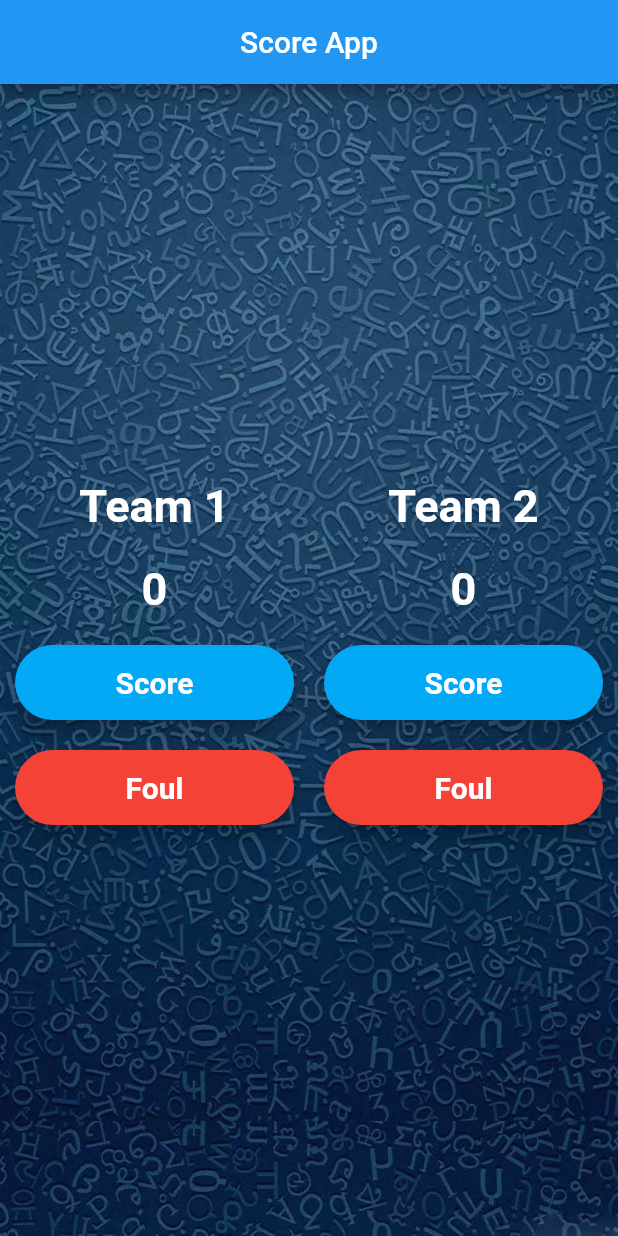
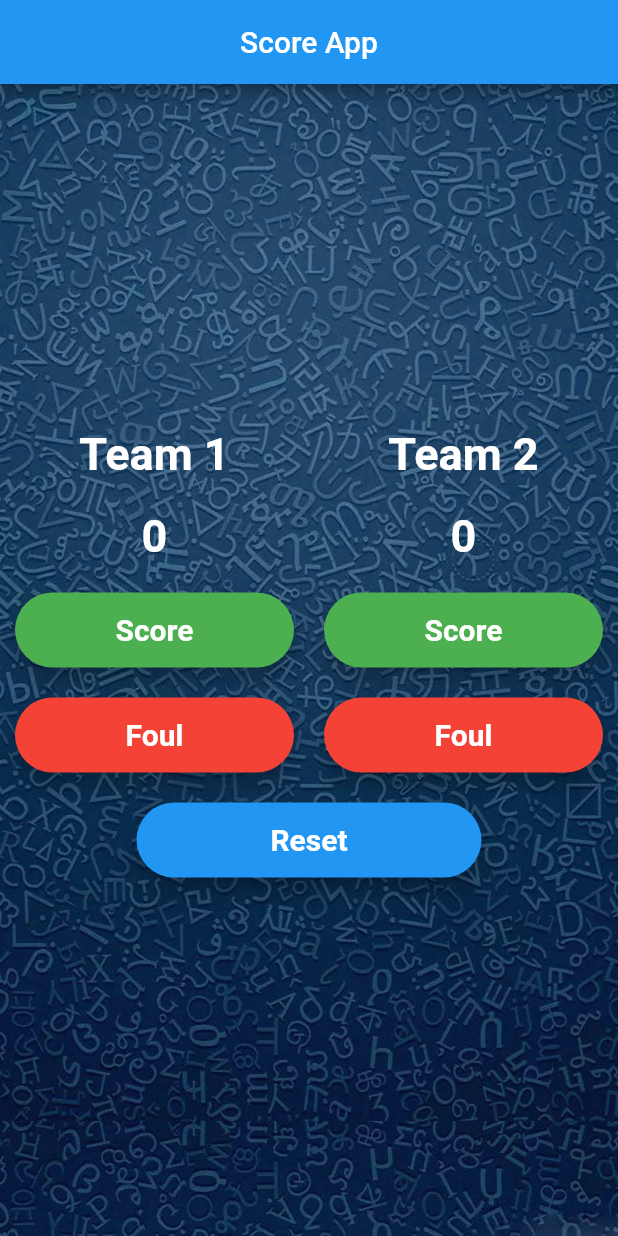
Before and after one commit to tijojose27/score_app_flutter, a Flutter app: the screen it shows after launch, after a tap on "Score", after a tap on "Foul", on a phone screen of 412 x 824 dp. Run offline on Flutter 3.47's test engine with Material 2 defaults, Android fonts, the phone set to English and light mode, and no system bars.

Commit message:
CLEANED UP CODE

```diff
--- a/lib/main.dart
+++ b/lib/main.dart
@@ -2,6 +2,10 @@ import 'package:flutter/material.dart';
 
 int score1 = 0;
 int score2 = 0;
+
+var team1Widget = ScoreApp( "Team 1", 1);
+var team2Widget = ScoreApp("Team 2", 2);
+
 void main() {
   runApp(MaterialApp(
     title: ("Score App"),
@@ -14,12 +18,14 @@ void main() {
         decoration: BoxDecoration(
             image: DecorationImage(
                 image: AssetImage("images/background.jpg"), fit: BoxFit.cover)),
-        child: Row(
+        child: Column(
+          mainAxisAlignment: MainAxisAlignment.center,
           children: <Widget>[
-            Expanded(child: ScoreApp(score1, 'Team 1')),
-            Expanded(
-              child: ScoreApp(score2, "Team 2"),
-            ),
+            Row(children: <Widget>[
+              Expanded(child: team1Widget),
+              Expanded(child: team2Widget),
+            ]),
+            ResetBtn()
           ],
         ),
       ),
@@ -27,11 +33,18 @@ void main() {
   ));
 }
 
+////////////////////////////////////////////////////////////////////////////////
+//WIDGETS START HERE
+////////////////////////////////////////////////////////////////////////////////
+
 class ScoreApp extends StatefulWidget {
   String teamtextView;
-  int score;
+  int team;
 
-  ScoreApp(this.score, this.teamtextView);
+  ScoreApp(this.teamtextView, this.team);
+
+  static _ScoreApp of(BuildContext context) =>
+      context.ancestorStateOfType(const TypeMatcher<_ScoreApp>());
 
   @override
   State<StatefulWidget> createState() {
@@ -40,6 +53,9 @@ class ScoreApp extends StatefulWidget {
 }
 
 class _ScoreApp extends State<ScoreApp> {
+
+
+
   @override
   Widget build(BuildContext context) {
     return Column(
@@ -48,11 +64,8 @@ class _ScoreApp extends State<ScoreApp> {
         TeamTextView(widget.teamtextView),
         Padding(
             padding: EdgeInsets.only(bottom: 10.0),
-            child: Text("${widget.score}",
-                style: TextStyle(
-                    fontSize: 30.0,
-                    fontWeight: FontWeight.bold,
-                    color: Colors.white))),
+            child: ScoreTextView(widget.team)
+        ),
         Padding(
             padding: EdgeInsets.all(10.0),
             child: Container(
@@ -61,10 +74,10 @@ class _ScoreApp extends State<ScoreApp> {
                 child: RaisedButton(
                   onPressed: () {
                     setState(() {
-                      widget.score++;
+                      increment(getScore(widget.team), widget.team);
                     });
                   },
-                  color: Colors.lightBlue,
+                  color: Colors.green,
                   elevation: 6.0,
                   splashColor: Colors.blueGrey,
                   shape: new RoundedRectangleBorder(
@@ -85,9 +98,7 @@ class _ScoreApp extends State<ScoreApp> {
                 child: RaisedButton(
                   onPressed: () {
                     setState(() {
-                      if (widget.score - 1 >= 0) {
-                        widget.score--;
-                      }
+                     decrement(getScore(widget.team), widget.team);
                     });
                   },
                   color: Colors.red,
@@ -102,9 +113,25 @@ class _ScoreApp extends State<ScoreApp> {
                         fontWeight: FontWeight.bold,
                         color: Colors.white),
                   ),
-                )))
+                ))),
       ],
     );
+  }
+}
+
+class ScoreTextView extends StatelessWidget{
+
+  int team;
+
+  ScoreTextView(this.team);
+
+  @override
+  Widget build(BuildContext context) {
+    return Text("${getScore(team)}",
+        style: TextStyle(
+            fontSize: 30.0,
+            fontWeight: FontWeight.bold,
+            color: Colors.white));
   }
 }
 
@@ -124,3 +151,74 @@ class TeamTextView extends StatelessWidget {
         ));
   }
 }
+
+class ResetBtn extends StatelessWidget {
+
+  @override
+  Widget build(BuildContext context) {
+    return Padding(
+        padding: EdgeInsets.all(10.0),
+        child: Container(
+            width: 230.0,
+            height: 50.0,
+            child: RaisedButton(
+              onPressed: () {
+                score1 = 0;
+                score2 = 0;
+              },
+              color: Colors.blue,
+              elevation: 6.0,
+              splashColor: Colors.blueGrey,
+              shape: new RoundedRectangleBorder(
+                  borderRadius: BorderRadius.circular(30.0)),
+              child: Text(
+                "Reset",
+                style: TextStyle(
+                    fontSize: 20.0,
+                    fontWeight: FontWeight.bold,
+                    color: Colors.white),
+              ),
+            )));
+  }
+}
+
+////////////////////////////////////////////////////////////////////////////////
+//WIDGETS END HERE
+////////////////////////////////////////////////////////////////////////////////
+
+////////////////////////////////////////////////////////////////////////////////
+//METHODS START HERE
+////////////////////////////////////////////////////////////////////////////////
+
+int increment(score, team) {
+  score++;
+  if (team == 1) {
+    score1++;
+    return score1;
+  }
+  score2++;
+  return score2;
+}
+
+int decrement(score, team){
+  if(score>0){
+    score--;
+  }
+  if(team==1){
+    score1=score;
+    return score1;
+  }
+  score2 = score;
+  return score;
+}
+
+int getScore(team){
+  if(team==1){
+    return score1;
+  }
+  return score2;
+}
+
+////////////////////////////////////////////////////////////////////////////////
+//METHODS END HERE
+////////////////////////////////////////////////////////////////////////////////
```
Also changed, not shown: lib/generated/i18n.dart (added).
